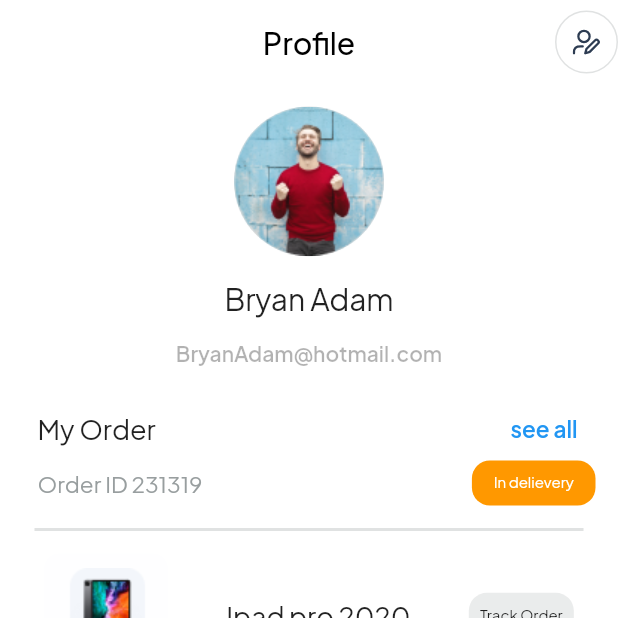
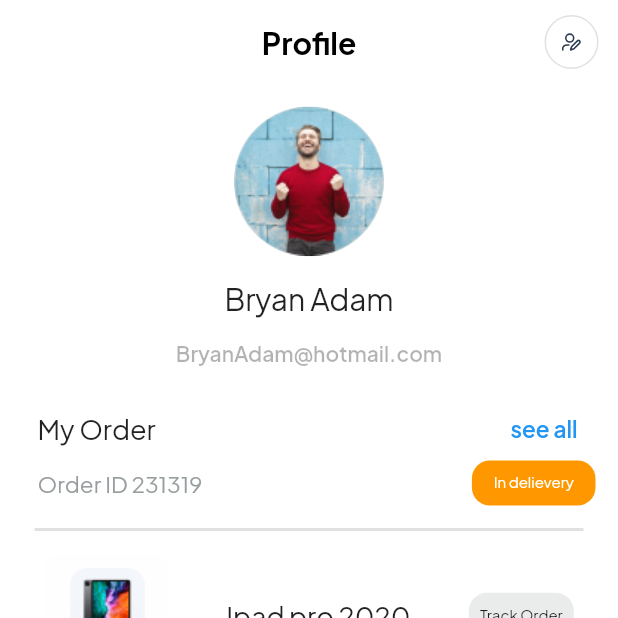
Before and after one commit to salmanlodhi0332/zalada, a Flutter app: the Profile_Screen screen opened directly, on a phone screen of 412 x 824 dp, the top half of it. Run offline on Flutter 3.47's test engine with Material 2 defaults, Android fonts, the phone set to English and light mode, and no system bars; our stand-ins replace cached_network_image, chewie, device_info_plus, dio, dropdown_textfield, firebase_core and 13 more; accounts and stored records are empty; network calls fail; project files that could hold a hidden picture were left out.

Commit message:
11:00 | saad | 31 july 23

```diff
--- a/zalada_app/lib/MVC/views/bottom_bar.dart
+++ b/zalada_app/lib/MVC/views/bottom_bar.dart
@@ -1,4 +1,3 @@
-
 import 'package:flutter_svg/svg.dart';
 import 'package:flutter/material.dart';
 import 'package:get/get.dart';
@@ -157,7 +156,8 @@ class _Bottom_BarState extends State<Bottom_Bar> {
       case 1:
         return Explore_Screen();
       case 2:
-        return Wishlist_Screen();
+        //  return Wishlist_Screen();
+        return ConfirmOrder();
       case 3:
         return CartScreenWithData();
       case 4:
--- a/zalada_app/lib/MVC/views/profile_screen.dart
+++ b/zalada_app/lib/MVC/views/profile_screen.dart
@@ -9,6 +9,7 @@ import 'package:flutter_svg/svg.dart';
 import 'package:zalada_app/utiles/page_navigation.dart';
 import 'package:zalada_app/MVC/views/privacy_policy.dart';
 
+import '../../custom/appbar.dart';
 import '../../custom/back_button.dart';
 
 class Profile_Screen extends StatefulWidget {
@@ -24,18 +25,32 @@ class _Profile_ScreenState extends State<Profile_Screen> {
     final size = MediaQuery.of(context).size;
 
     return Scaffold(
-      appBar: AppBar(
-        backgroundColor: Colors.transparent,
-        elevation: 0,
-        centerTitle: true,
-        title: Text(
-          "Profile".tr,
-          style: TextStyle(
-            color: Theme.of(context).hintColor,
-            fontFamily: 'plusjakarta',
-          ),
-        ),
-        actions: [
+      appBar:
+          // AppBar(
+          //   backgroundColor: Colors.transparent,
+          //   elevation: 0,
+          //   centerTitle: true,
+          //   title: Text(
+          //     "Profile".tr,
+          //     style: TextStyle(
+          //       color: Theme.of(context).hintColor,
+          //       fontFamily: 'plusjakarta',
+          //     ),
+          //   ),
+          //   actions: [
+          //     back_button(
+          //       ontap: () {
+          //         Get.to(edit_profile());
+          //       },
+          //       pic: SvgPicture.asset(
+          //         "assets/svg/user-edit.svg",
+          //       ).p(10),
+          //     )
+          //   ],
+          // ),
+          MyAppBar(
+        title: "Profile".tr,
+        actionButtons: [
           back_button(
             ontap: () {
               Get.to(edit_profile());
--- /dev/null
+++ b/zalada_app/lib/custom/appbar.dart
@@ -0,0 +1,49 @@
+import 'package:flutter/cupertino.dart';
+import 'package:flutter/material.dart';
+
+class MyAppBar extends StatelessWidget implements PreferredSizeWidget {
+  final String? title;
+  final Widget? leadingButton;
+  final List<Widget>? actionButtons;
+  final Color? backgroundColor;
+
+  const MyAppBar({
+    Key? key,
+    this.title,
+    this.leadingButton,
+    this.actionButtons,
+    this.backgroundColor,
+  }) : super(key: key);
+
+  @override
+  Widget build(BuildContext context) {
+    return AppBar(
+      centerTitle: true,
+      title: title != null
+          ? Text(
+              title!,
+              style: TextStyle(
+                  color: Theme.of(context).hintColor,
+                  fontFamily: 'plusjakarta',
+                  fontWeight: FontWeight.w700),
+            )
+          : null,
+      leading: leadingButton,
+      actions: actionButtons != null
+          ? [
+              Container(
+                padding: EdgeInsets.symmetric(horizontal: 0.0),
+                child: Row(
+                  children: actionButtons!,
+                ),
+              ),
+            ]
+          : null,
+      backgroundColor: backgroundColor ?? Colors.transparent,
+      elevation: 0,
+    );
+  }
+
+  @override
+  Size get preferredSize => Size.fromHeight(kToolbarHeight);
+}
--- a/zalada_app/lib/custom/back_button.dart
+++ b/zalada_app/lib/custom/back_button.dart
@@ -12,7 +12,7 @@ class back_button extends StatelessWidget {
     return InkWell(
       onTap: ontap,
       child: Container(
-        // margin: const EdgeInsets.all(10),
+        margin: const EdgeInsets.all(10),
         decoration: BoxDecoration(
             shape: BoxShape.circle,
             border: Border.all(
```
Also changed, not shown: zalada_app/lib/MVC/views/cart_screen2.dart (+33 -17 lines), zalada_app/lib/MVC/views/confirm_order.dart (+42 -12 lines), zalada_app/lib/MVC/views/edit_profile.dart (+21 -11 lines).
